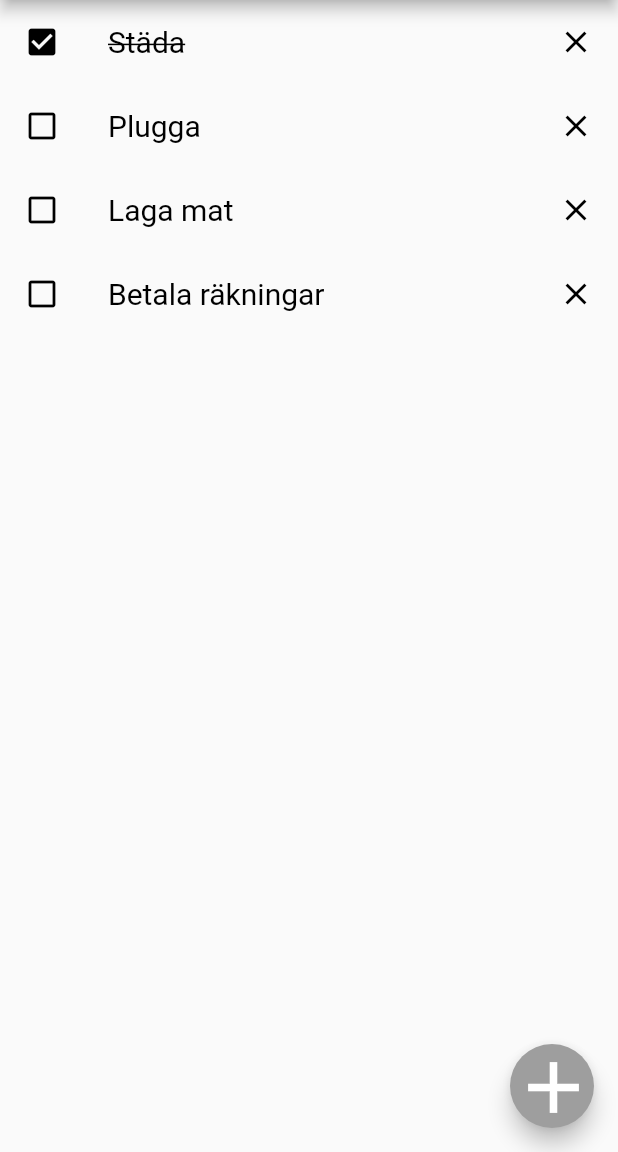
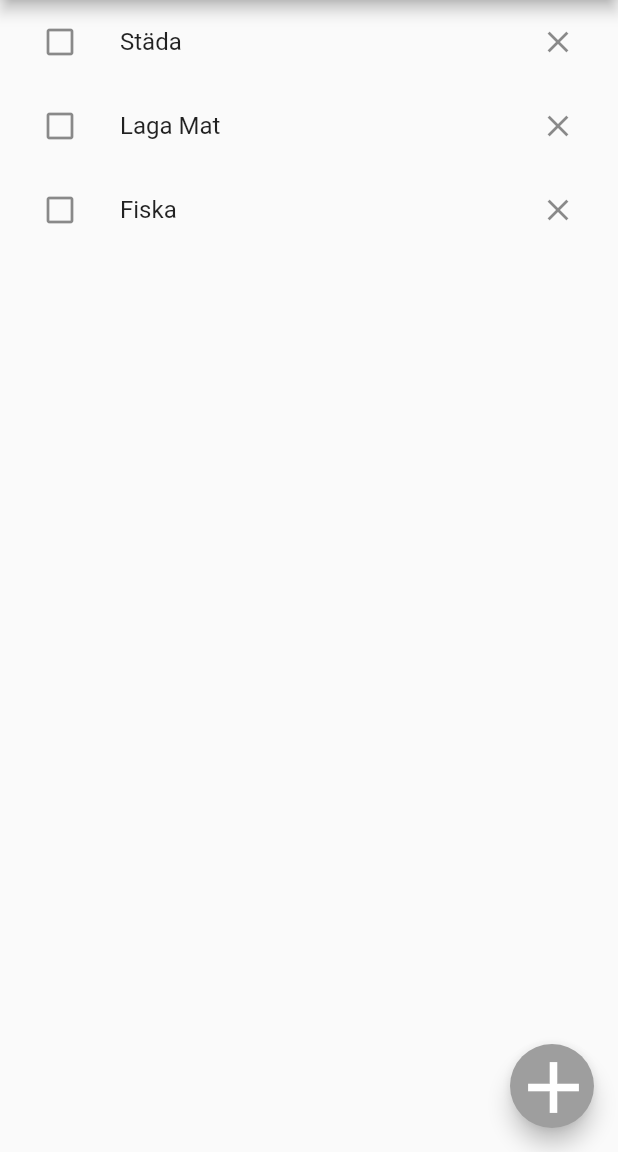
Before and after one commit to gu-tig169-ht21/guscajsni, a Flutter app: the screen it shows after launch, on a phone screen of 412 x 824 dp, the part 84-1236 px from its top. Run offline on Flutter 3.47's test engine with Material 2 defaults, Android fonts, the phone set to English and light mode, and no system bars.

```diff
--- a/lib/main.dart
+++ b/lib/main.dart
@@ -14,72 +14,44 @@ class MyApp extends StatefulWidget {
 }
 
 class _State extends State<MyApp> {
+  List<String> attgoralista = ['Städa', 'Laga mat', 'fiska'];
   @override
   Widget build(BuildContext context) {
     return Scaffold(
       appBar: AppBar(
         backgroundColor: Colors.grey,
+        foregroundColor: Colors.black,
         centerTitle: true,
-        title: const Text('TIG169 TODO', style: TextStyle(color: Colors.black)),
-        actions: [
-          IconButton(
-            icon: const Icon(
-              Icons.more_vert,
-              color: Colors.black,
-            ),
-            onPressed: () {},
-          ),
+        title: const Text('TIG169 TODO'),
+        actions: <Widget>[
+          PopupMenuButton(
+              icon: const Icon(Icons.more_vert),
+              itemBuilder: (BuildContext context) => [
+                    const PopupMenuItem(
+                      // visa alla
+                      child: Text('Alla'),
+                      value: 1,
+                    ),
+                    const PopupMenuItem(
+                      // sortera efter checked box items
+                      //onTap: ,
+                      child: Text('Avklarade'),
+                      value: 2,
+                    ),
+                    const PopupMenuItem(
+                      // sortera efter unchecked box items
+                      // onTap: ,
+                      child: Text('Kvarvarande'),
+                      value: 3,
+                    )
+                  ])
         ],
       ),
       body: ListView(
-        children: const <Widget>[
-          ListTile(
-            leading: Icon(
-              Icons.check_box,
-              color: Colors.black,
-            ),
-            title: Text(
-              'Städa',
-              style: TextStyle(
-                  decoration: TextDecoration.lineThrough,
-                  color: Colors.black,
-                  fontSize: 20),
-            ),
-            trailing: Icon(Icons.close, color: Colors.black),
-          ),
-          ListTile(
-            leading: Icon(
-              Icons.check_box_outline_blank,
-              color: Colors.black,
-            ),
-            title: Text(
-              'Plugga',
-              style: TextStyle(color: Colors.black, fontSize: 20),
-            ),
-            trailing: Icon(Icons.close, color: Colors.black),
-          ),
-          ListTile(
-            leading: Icon(
-              Icons.check_box_outline_blank,
-              color: Colors.black,
-            ),
-            title: Text(
-              'Laga mat',
-              style: TextStyle(color: Colors.black, fontSize: 20),
-            ),
-            trailing: Icon(Icons.close, color: Colors.black),
-          ),
-          ListTile(
-            leading: Icon(
-              Icons.check_box_outline_blank,
-              color: Colors.black,
-            ),
-            title: Text(
-              'Betala räkningar',
-              style: TextStyle(color: Colors.black, fontSize: 20),
-            ),
-            trailing: Icon(Icons.close, color: Colors.black),
-          )
+        children: <Widget>[
+          attGora('Städa'),
+          attGora('Laga Mat'),
+          attGora('Fiska')
         ],
       ),
       floatingActionButton: FloatingActionButton(
@@ -97,9 +69,24 @@ class _State extends State<MyApp> {
   }
 }
 
-class SecondView extends StatelessWidget {
+Widget attGora(text) {
+  return ListTile(
+      leading: IconButton(
+        onPressed: () {},
+        icon: const Icon(Icons.check_box_outline_blank),
+      ),
+      title: Text(text),
+      trailing: IconButton(onPressed: () {}, icon: const Icon(Icons.close)));
+}
+
+class SecondView extends StatefulWidget {
   const SecondView({Key? key}) : super(key: key);
 
+  @override
+  _SecondViewState createState() => _SecondViewState();
+}
+
+class _SecondViewState extends State<SecondView> {
   @override
   Widget build(BuildContext context) {
     return Scaffold(
```
